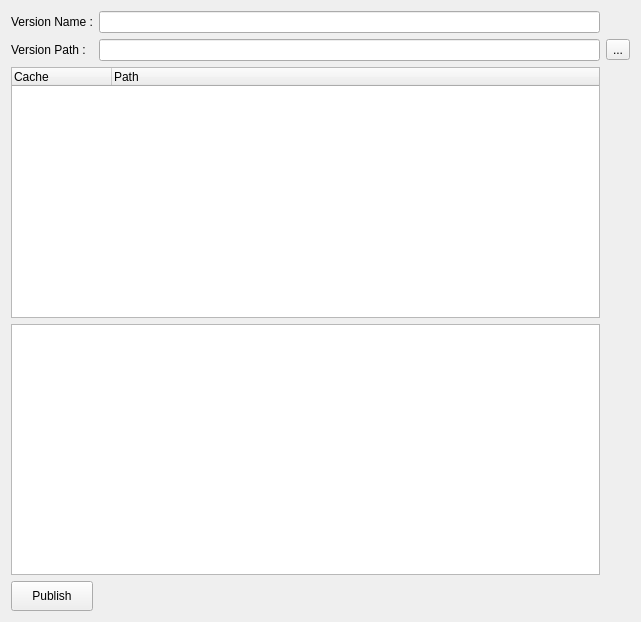
Qt form qt_ui_files/hou_tools_ui/cache_publisher.ui (karanfx/Glacier_Pipeline_Tools) before a commit.
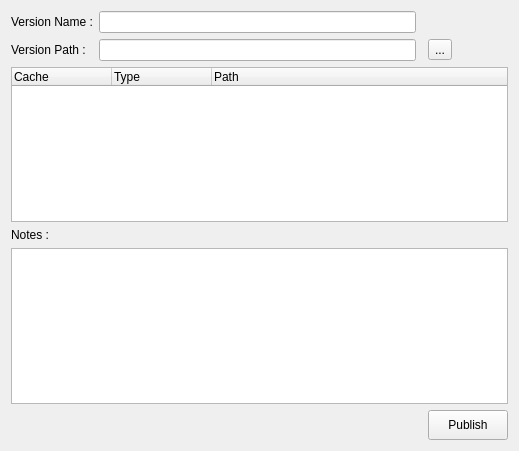
The same form after that commit.

Diff of the .ui file:
```diff
--- a/qt_ui_files/hou_tools_ui/cache_publisher.ui
+++ b/qt_ui_files/hou_tools_ui/cache_publisher.ui
@@ -6,8 +6,8 @@
    <rect>
     <x>0</x>
     <y>0</y>
-    <width>641</width>
-    <height>622</height>
+    <width>519</width>
+    <height>451</height>
    </rect>
   </property>
   <property name="windowTitle">
@@ -34,20 +34,18 @@
    <item row="1" column="1">
     <widget class="QLineEdit" name="lineEdit"/>
    </item>
-   <item row="1" column="2">
-    <widget class="QToolButton" name="toolButton">
-     <property name="text">
-      <string>...</string>
-     </property>
-    </widget>
-   </item>
-   <item row="2" column="0" colspan="2">
-    <widget class="QTreeWidget" name="treeWidget">
+   <item row="2" column="0" colspan="4">
+    <widget class="QTreeWidget" name="cache_tree_TW">
      <column>
       <property name="text">
        <string>Cache</string>
       </property>
      </column>
+     <column>
+      <property name="text">
+       <string>Type</string>
+      </property>
+     </column>
      <column>
       <property name="text">
        <string>Path</string>
@@ -55,11 +53,18 @@
      </column>
     </widget>
    </item>
-   <item row="3" column="0" colspan="2">
-    <widget class="QTextEdit" name="textEdit"/>
+   <item row="3" column="0">
+    <widget class="QLabel" name="notes_LB">
+     <property name="text">
+      <string>Notes :</string>
+     </property>
+    </widget>
    </item>
-   <item row="4" column="0">
-    <widget class="QPushButton" name="pushButton">
+   <item row="4" column="0" colspan="4">
+    <widget class="QTextEdit" name="notes_TE"/>
+   </item>
+   <item row="5" column="3">
+    <widget class="QPushButton" name="publish_PB">
      <property name="minimumSize">
       <size>
        <width>0</width>
@@ -71,6 +76,13 @@
      </property>
     </widget>
    </item>
+   <item row="1" column="3">
+    <widget class="QToolButton" name="vers_path_TB">
+     <property name="text">
+      <string>...</string>
+     </property>
+    </widget>
+   </item>
   </layout>
  </widget>
  <resources/>
```
Left out of the diff: 12 changed lines with no effect on the pictures.
